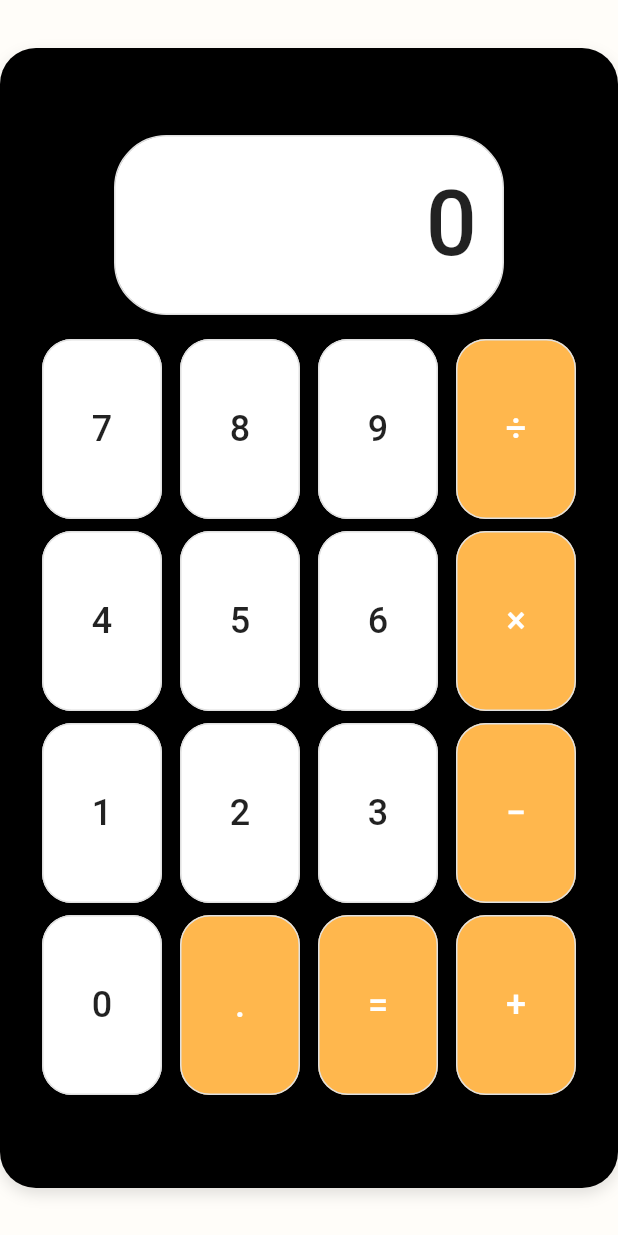
After one commit to MRPHFitch/Projects, a Flutter app: the EmergencyPage screen opened by its route, on a phone screen of 412 x 824 dp. The commit adds this screen. Run offline on Flutter 3.47's test engine with Material 3 defaults, Android fonts, the phone set to English and light mode, and no system bars; our stand-ins replace camera, geolocator, permission_handler, shared_preferences; missing offline and left inert: flutter_close_app; accounts and stored records are empty; project files that could hold a hidden picture were left out.

Commit message:
Emergency functions progress

```diff
--- /dev/null
+++ b/Bastion/comms/lib/pages/emergency.dart
@@ -0,0 +1,100 @@
+import 'package:camera/camera.dart';
+import 'package:comms/widgets/calc.dart';
+import 'package:flutter/material.dart';
+import 'package:flutter_close_app/flutter_close_app.dart';
+import 'package:geolocator/geolocator.dart';
+import 'package:permission_handler/permission_handler.dart';
+
+class EmergencyPage extends StatefulWidget {
+  final CameraDescription camera;
+  const EmergencyPage({super.key, required this.camera});
+
+  @override
+  State<EmergencyPage> createState() => _EmergencyPageState();
+}
+
+
+class _EmergencyPageState extends State<EmergencyPage> {
+  bool _isProcessing = false;
+  String? _result;
+
+  @override
+  void initState(){
+    super.initState();
+    WidgetsBinding.instance.addPostFrameCallback((_){
+      sendEmergencyMessage();
+    });
+  }
+
+  Future<Map<String, dynamic>> recordVideoWithLocation(CameraDescription camera) async {
+    final controller = CameraController(camera, ResolutionPreset.high);
+    await controller.initialize();
+
+    await controller.startVideoRecording();
+    await Future.delayed(const Duration(seconds: 10));
+    final file = await controller.stopVideoRecording();
+    final position = await Geolocator.getCurrentPosition();
+    await controller.dispose();
+
+    return {
+      'videoPath': file.path,
+      'latitude': position.latitude,
+      'longitude': position.longitude,
+    };
+  }
+
+  Future<void> sendEmergencyMessage() async {
+    setState(() {
+      _isProcessing = true;
+      _result = null;
+    });
+
+    // Double-check permissions in case user revoked them
+    final cameraStatus = await Permission.camera.status;
+    final micStatus = await Permission.microphone.status;
+    final locStatus = await Permission.location.status;
+
+    if (!cameraStatus.isGranted || !micStatus.isGranted || !locStatus.isGranted) {
+      setState(() {
+        _isProcessing = false;
+        _result = 'Camera, microphone, and location permissions are required.';
+      });
+      return;
+    }
+
+    try {
+      final data = await recordVideoWithLocation(widget.camera);
+
+      // Example message structure
+      final message = {
+        'type': 'emergency_video',
+        'videoPath': data['videoPath'],
+        'latitude': data['latitude'],
+        'longitude': data['longitude'],
+        'timestamp': DateTime.now().toIso8601String(),
+      };
+
+      // TODO: Replace this with your actual message sending logic
+      // await sendMessage(message);
+      FlutterCloseApp.close;
+
+      setState(() {
+        _isProcessing = false;
+        _result = 'Video saved: ${data['videoPath']}\n'
+                  'Lat: ${data['latitude']}, Lon: ${data['longitude']}';
+      });
+    } catch (e) {
+      setState(() {
+        _isProcessing = false;
+        _result = 'Error: $e';
+      });
+    }
+  }
+
+  @override
+  Widget build(BuildContext context) {
+    return Scaffold(
+      body: CalculatorAppearance(),
+    );
+  }
+}
--- a/Bastion/comms/lib/pages/home.dart
+++ b/Bastion/comms/lib/pages/home.dart
@@ -10,6 +10,7 @@ class HomePage extends StatelessWidget {
       appBar: AppBar(
         title: Text('Bastion'),
         automaticallyImplyLeading: false,
+        centerTitle: true,
         actions: [
           IconButton(
             icon: Icon(Icons.brightness_6),
--- a/Bastion/comms/lib/pages/permish.dart
+++ b/Bastion/comms/lib/pages/permish.dart
@@ -21,14 +21,15 @@ class _PermissionPageState extends State<PermissionPage> {
   Future<void> _requestPermissions() async {
     final cameraStatus = await Permission.camera.request();
     final micStatus = await Permission.microphone.request();
+    final loc=await Permission.location.request();
 
-    if (cameraStatus.isGranted && micStatus.isGranted) {
+    if (cameraStatus.isGranted && micStatus.isGranted && loc.isGranted) {
       if (!mounted) return;
       Navigator.pushReplacementNamed(context, '/login');
     } else {
       setState(() {
         _checking = false;
-        _error = 'Camera and microphone permissions are required to continue.';
+        _error = 'Camera, microphone, and location permissions are required to continue.';
       });
     }
   }
--- /dev/null
+++ b/Bastion/comms/lib/widgets/calc.dart
@@ -0,0 +1,114 @@
+import 'package:flutter/material.dart';
+
+class CalculatorAppearance extends StatelessWidget {
+  const CalculatorAppearance({super.key});
+
+  @override
+  Widget build(BuildContext context) {
+    // Calculator button labels
+    final buttons = [
+      ['7', '8', '9', '÷'],
+      ['4', '5', '6', '×'],
+      ['1', '2', '3', '−'],
+      ['0', '.', '=', '+'],
+    ];
+
+    return Scaffold(
+      body: Padding(
+        padding: const EdgeInsets.only(top: 32, bottom: 32), // Adjust as needed
+        child: Center(
+          child: Container(
+            decoration: BoxDecoration(
+              color: Colors.black,
+              borderRadius: BorderRadius.circular(24),
+              boxShadow: [
+                BoxShadow(
+                  color: Colors.black12,
+                  blurRadius: 8,
+                  offset: Offset(0, 4),
+                ),
+              ],
+            ),
+            width: double.infinity,
+            child: Column(
+              mainAxisSize: MainAxisSize.max, // Fill vertical space
+              mainAxisAlignment: MainAxisAlignment
+                  .center, // Or .start if you want content at the top
+              children: [
+                // Display area
+                Container(
+                  alignment: Alignment.centerRight,
+                  padding: const EdgeInsets.all(16),
+                  margin: const EdgeInsets.only(bottom: 12),
+                  width: 260,
+                  decoration: BoxDecoration(
+                    color: Colors.white,
+                    borderRadius: BorderRadius.circular(35),
+                    border: Border.all(color: Colors.grey[300]!),
+                  ),
+                  child: Text(
+                    '0',
+                    style: TextStyle(
+                      fontSize: 60,
+                      color: Colors.black87,
+                      fontWeight: FontWeight.w500,
+                      letterSpacing: 2,
+                    ),
+                  ),
+                ),
+                // Calculator buttons
+                ...buttons.map(
+                  (row) => Padding(
+                    padding: const EdgeInsets.symmetric(vertical: 4),
+                    child: Row(
+                      mainAxisAlignment: MainAxisAlignment.center,
+                      children: row.map((label) {
+                        final isOperator = '÷×−+=.'.contains(label);
+                        return Padding(
+                          padding: const EdgeInsets.symmetric(horizontal: 6),
+                          child: SizedBox(
+                            width: 80,
+                            height: 120,
+                            child: ElevatedButton(
+                              onPressed: null, // Non-functional
+                              style: ElevatedButton.styleFrom(
+                                backgroundColor: isOperator
+                                    ? Colors.orange[300]
+                                    : Colors.white,
+                                foregroundColor: isOperator
+                                    ? Colors.white
+                                    : Colors.black87,
+                                disabledBackgroundColor: isOperator
+                                    ? Colors.orange[300]
+                                    : Colors.white,
+                                disabledForegroundColor: isOperator
+                                    ? Colors.white
+                                    : Colors.black87,
+                                shape: RoundedRectangleBorder(
+                                  borderRadius: BorderRadius.circular(20),
+                                ),
+                                elevation: 0,
+                                side: BorderSide(color: Colors.grey[300]!),
+                              ),
+                              child: Text(
+                                label,
+                                style: TextStyle(
+                                  fontSize: 24,
+                                  fontWeight: FontWeight.w500,
+                                ),
+                              ),
+                            ),
+                          ),
+                        );
+                      }).toList(),
+                    ),
+                  ),
+                ),
+              ],
+            ),
+          ),
+        ),
+      ),
+    );
+  }
+}
--- a/Bastion/comms/pubspec.yaml
+++ b/Bastion/comms/pubspec.yaml
@@ -34,6 +34,8 @@ dependencies:
   flutter_close_app: ^1.0.0
   camera: ^0.11.3
   permission_handler: ^12.0.1
+  geolocator: ^14.0.2
+  path_provider: ^2.1.5
 
   # The following adds the Cupertino Icons font to your application.
   # Use with the CupertinoIcons class for iOS style icons.
```
Also changed, not shown: Bastion/comms/lib/main.dart (+10 -5 lines), Bastion/comms/pubspec.lock, 3 other files.
